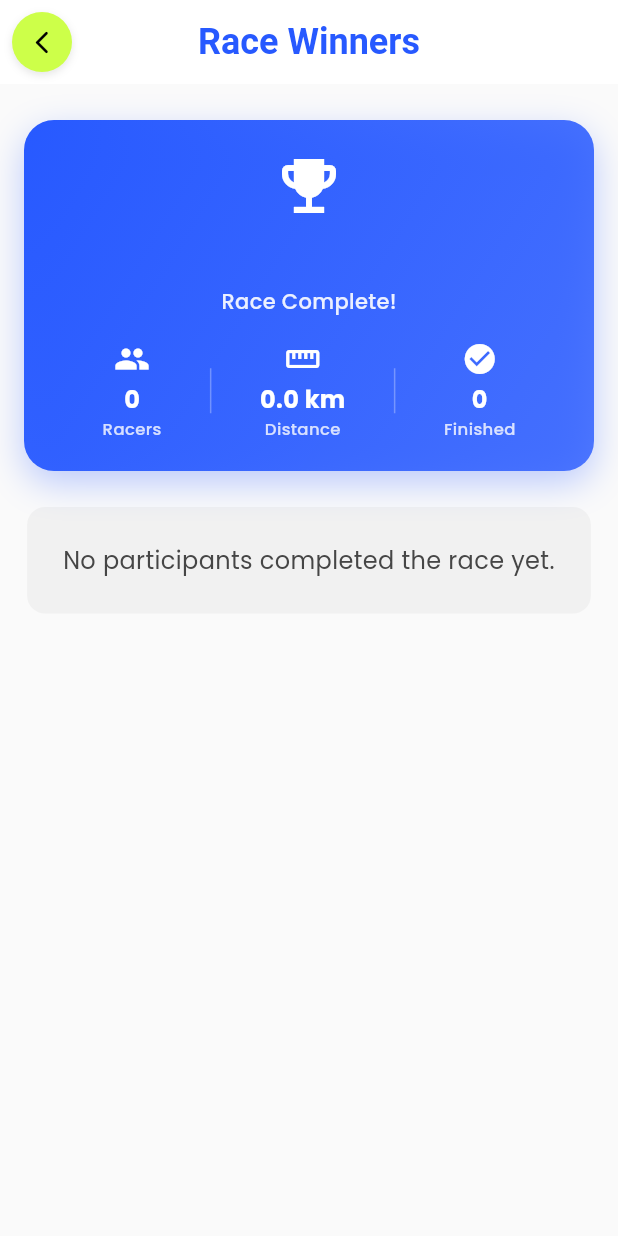
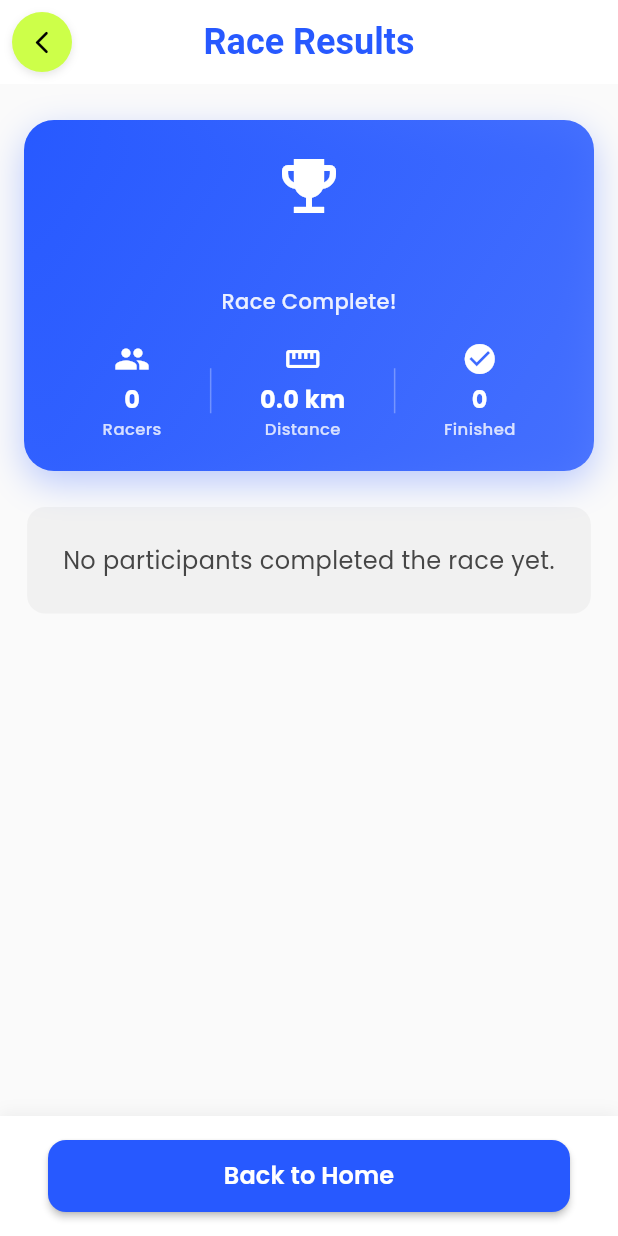
Before and after one commit to netsphereofficial-jpg/netsphere-stepzsync-stable, a Flutter app: the RaceWinnersScreen screen opened directly with empty values, on a phone screen of 412 x 824 dp. Run offline on Flutter 3.47's test engine with Material 3 defaults, Android fonts, the phone set to English and light mode, and no system bars; our stand-ins replace cloud_firestore, cloud_functions, confetti, connectivity_plus, country_code_picker, dio and 27 more; missing offline and left inert: android_intent_plus, firebase_performance, flutter_polyline_points, health, place_picker_google; accounts and stored records are empty; project files that could hold a hidden picture were left out.

Commit message:
UI: Improve race completion flow with better logic and sticky home button
- Fix: Show 'View Leaderboard' when all participants complete race
- Hide 'Watch others racing' text when no active racers remain
- Change RaceWinnersScreen title from 'Race Winners' to 'Race Results'
- Add sticky bottom 'Back to Home' button in Race Results screen

🤖 Generated with [Claude Code](https://claude.com/claude-code)

Co-Authored-By: Claude <noreply@anthropic.com>

```diff
--- a/lib/screens/race_winner_screens_widgets.dart
+++ b/lib/screens/race_winner_screens_widgets.dart
@@ -188,8 +188,9 @@ class WinnerWidget extends StatelessWidget {
 
                     SizedBox(height: 32),
 
-                    // Info Text - conditional based on participant count
-                    if (mapController.participantsList.length > 1)
+                    // Info Text - only show if there are still active racers
+                    if (mapController.participantsList.length > 1 &&
+                        !mapController.participantsList.every((p) => p.isCompleted))
                       Container(
                         padding: EdgeInsets.all(16),
                         decoration: BoxDecoration(
@@ -493,7 +494,7 @@ class RaceWinnersScreen extends StatelessWidget {
     return Scaffold(
       backgroundColor: Colors.grey.shade50,
       appBar: CustomAppBar(
-        title: "Race Winners",
+        title: "Race Results",
         isBack: true,
         circularBackButton: true,
         backButtonCircleColor: AppColors.neonYellow,
@@ -507,9 +508,12 @@ class RaceWinnersScreen extends StatelessWidget {
           color: AppColors.appColor,
         ),
       ),
-      body: SingleChildScrollView(
-        physics: const BouncingScrollPhysics(),
-        child: Padding(
+      body: Column(
+        children: [
+          Expanded(
+            child: SingleChildScrollView(
+              physics: const BouncingScrollPhysics(),
+              child: Padding(
           padding: const EdgeInsets.all(16.0),
           child: Column(
             children: [
@@ -1056,13 +1060,44 @@ class RaceWinnersScreen extends StatelessWidget {
                     ),
                   );
                 }),
-                const SizedBox(height: 80), // Bottom padding for better scroll experience
+                const SizedBox(height: 20), // Reduced padding since bottom button provides space
               ],
             ],
           ),
         ),
       ),
-    );
+    ),
+    // Sticky Bottom Button for Home Navigation
+    Container(
+      padding: const EdgeInsets.all(16),
+      decoration: BoxDecoration(
+        color: Colors.white,
+        boxShadow: [
+          BoxShadow(
+            color: Colors.black.withOpacity(0.05),
+            blurRadius: 8,
+            offset: Offset(0, -2),
+          ),
+        ],
+      ),
+      child: SafeArea(
+        child: CustomButton(
+          btnTitle: "Back to Home",
+          backgroundColor: AppColors.appColor,
+          onPress: () {
+            // Clean up map controller
+            if (Get.isRegistered<MapController>()) {
+              Get.delete<MapController>();
+            }
+            // Navigate back to home - going back twice to exit race flow
+            Get.back();
+            Get.back();
+          },
+        ),
+      ),
+    ),
+  ],
+));
   }
 
   /// Helper method to build compact stat displays
```
